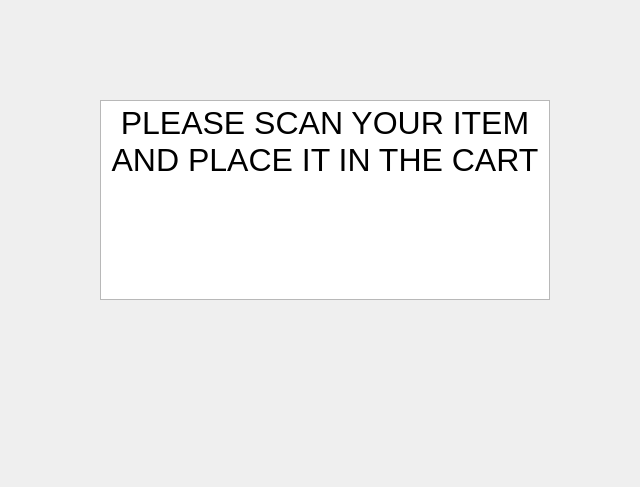
Old version of the form pyqt_gui/cart_interface_scan.ui in the repository PfeifferH/cheqout.
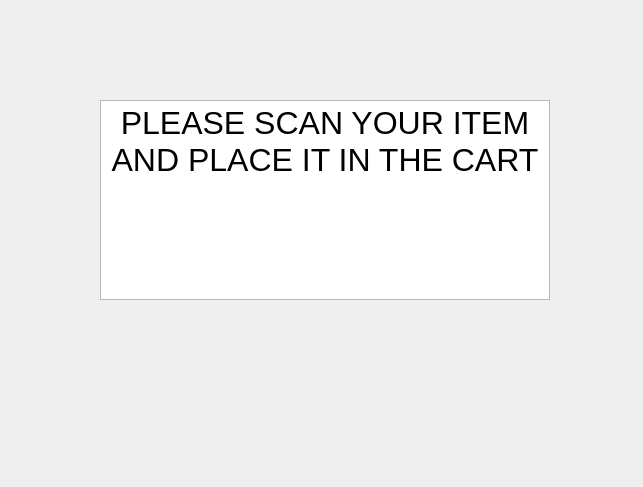
New version of the form.

Diff of the .ui file:
```diff
--- a/pyqt_gui/cart_interface_scan.ui
+++ b/pyqt_gui/cart_interface_scan.ui
@@ -6,7 +6,7 @@
    <rect>
     <x>0</x>
     <y>0</y>
-    <width>640</width>
+    <width>643</width>
     <height>487</height>
    </rect>
   </property>
```
